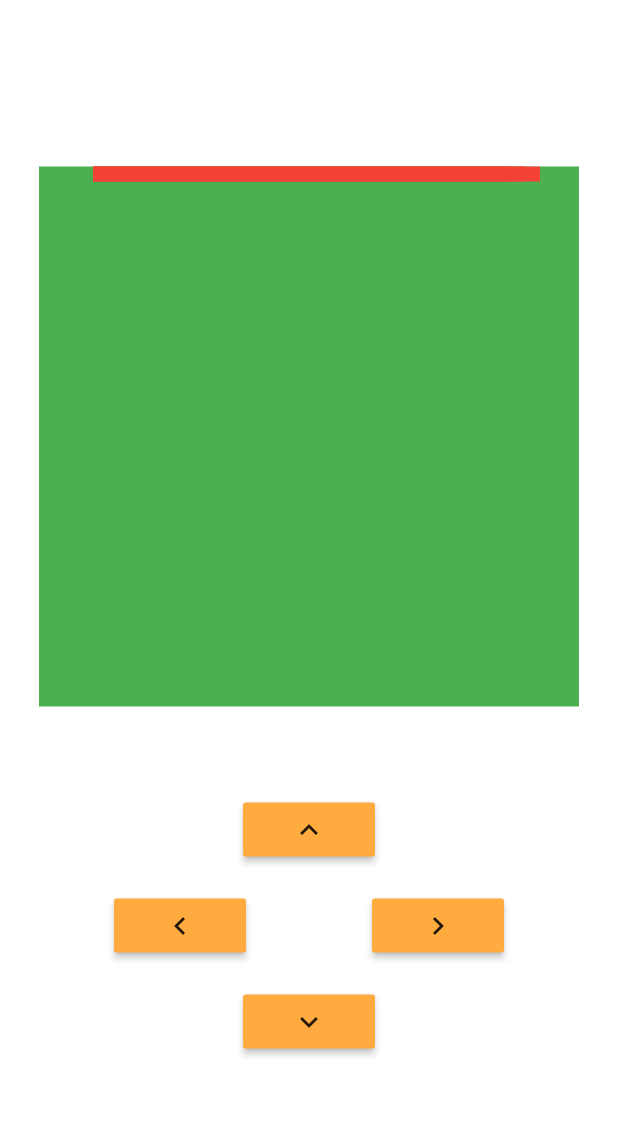
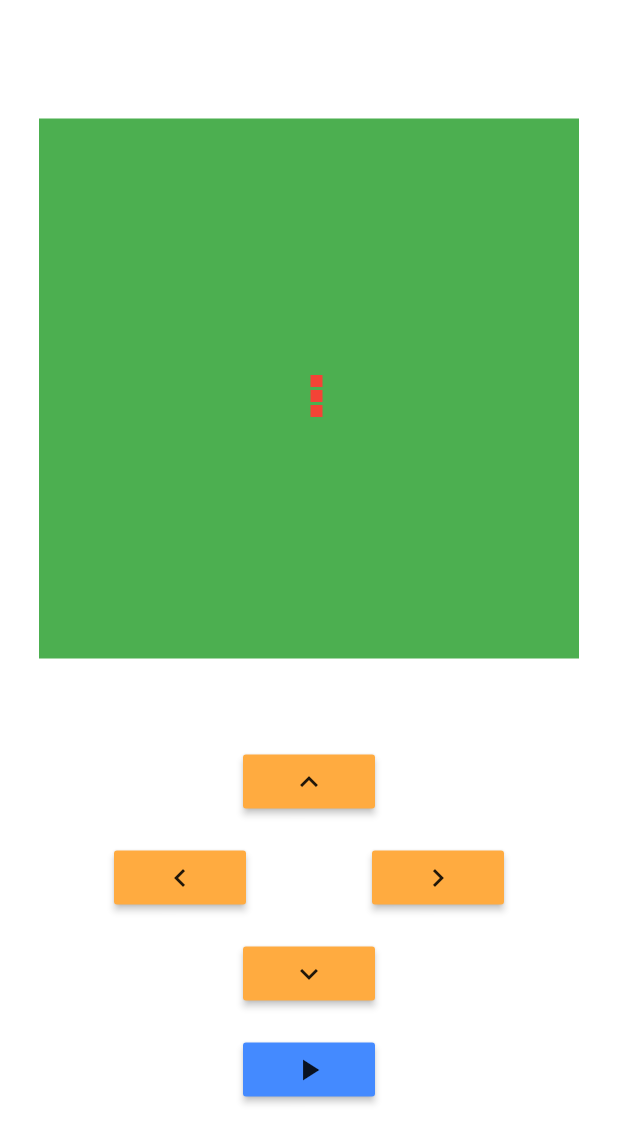
Before and after one commit to tcollard/snake, a Flutter app: the screen it shows after launch, after a tap on the "keyboard arrow left" icon, on a phone screen of 412 x 824 dp. Shown: the top 1143 px of the screen. Run offline on Flutter 3.47's test engine with Material 2 defaults, Android fonts, the light colour scheme and no system bars.

Commit message:
feat: 🎸 (*) Snake start moving

```diff
--- a/snake/lib/controller.dart
+++ b/snake/lib/controller.dart
@@ -1,17 +1,35 @@
 import 'package:flutter/material.dart';
+import 'package:snake/game.dart';
 
-class SnakeController extends StatelessWidget {
-  const SnakeController({Key key}) : super(key: key);
+class SnakeController extends StatefulWidget {
+  const SnakeController();
 
   @override
+  _SnakeControllerState createState() => _SnakeControllerState();
+}
+
+class _SnakeControllerState extends State<SnakeController> {
+
+  // @override
+  // void initState() {
+    // final toto = MyWidget.of(context);
+    // toto.move = direction.Up;
+    // print('TOTO: ${toto.move}');
+    // super.initState();
+  // }
+  @override
   Widget build(BuildContext context) {
+    final MoveWidgetState move = MoveWidget.of(context);
     return Column(
       children: [
         Padding(
-          padding: const EdgeInsets.all(8.0),
+          padding: EdgeInsets.all(8.0),
           child: RaisedButton(
             onPressed: () {
               print('Go Up');
+              setState(() {
+                move.changeDirection('Up');
+              });
             },
             color: Colors.orangeAccent,
             child: Icon(Icons.keyboard_arrow_up),
@@ -22,20 +40,27 @@ class SnakeController extends StatelessWidget {
             mainAxisAlignment: MainAxisAlignment.spaceEvenly,
             children: [
               Padding(
-                padding: const EdgeInsets.all(8.0),
+                padding: EdgeInsets.all(8.0),
                 child: RaisedButton(
                   onPressed: () {
                     print('Go Left');
+                    setState(() {
+                      move.changeDirection('Left');
+                      // widget.move = direction.Left;
+                    });
                   },
                   color: Colors.orangeAccent,
                   child: Icon(Icons.keyboard_arrow_left),
                 ),
               ),
               Padding(
-                padding: const EdgeInsets.all(8.0),
+                padding: EdgeInsets.all(8.0),
                 child: RaisedButton(
                   onPressed: () {
                     print('Go Right');
+                    setState(() {
+                      move.changeDirection('Right');
+                    });
                   },
                   color: Colors.orangeAccent,
                   child: Icon(Icons.keyboard_arrow_right),
@@ -45,15 +70,30 @@ class SnakeController extends StatelessWidget {
           ),
         ),
         Padding(
-          padding: const EdgeInsets.all(8.0),
+          padding: EdgeInsets.all(8.0),
           child: RaisedButton(
             onPressed: () {
               print('Go Down');
+              setState(() {
+                move.changeDirection('Down');
+              });
             },
             color: Colors.orangeAccent,
             child: Icon(Icons.keyboard_arrow_down),
           ),
         ),
+        Padding(
+          padding: EdgeInsets.all(8.0),
+          child: RaisedButton(
+              onPressed: () {
+                print('Start game');
+                  setState(() {
+                    move.startGame();
+                  });
+              },
+              color: Colors.blueAccent,
+              child: Icon(Icons.play_arrow)),
+        ),
       ],
     );
   }
--- a/snake/lib/game.dart
+++ b/snake/lib/game.dart
@@ -1,15 +1,80 @@
 import 'package:flutter/material.dart';
+import 'package:snake/controller.dart';
 import 'package:snake/snake.dart';
-import 'package:snake/controller.dart';
 
-class Game extends StatelessWidget {
+class MyWidget extends InheritedWidget {
+  MyWidget({Key key, @required this.child, @required this.move}) : super(key: key, child: child);
+
+  final Widget child;
+  final MoveWidgetState move;
+
+  static MyWidget of(BuildContext context) {
+    return (context.inheritFromWidgetOfExactType(MyWidget)as MyWidget);
+  }
+
+  @override
+  bool updateShouldNotify( MyWidget oldWidget) {
+    return true;
+  }
+}
+
+class MoveWidget extends StatefulWidget {
+  MoveWidget({Key key, this.child}) : super(key: key);
+
+  final Widget child;
+  @override
+  MoveWidgetState createState() => MoveWidgetState();
+
+  static MoveWidgetState of(BuildContext context){
+    return (context.inheritFromWidgetOfExactType(MyWidget) as MyWidget).move;
+  }
+}
+
+class MoveWidgetState extends State<MoveWidget> {
+
+  String move;
+  bool start = false;
+
+  void changeDirection(String direction) {
+    setState(() {
+      move = direction;
+    });
+  }
+
+  void startGame() {
+    setState(() {
+      start = !start;
+    });
+  }
+  String get getDirection => move;
+  bool get statusGame => start;
+
+  @override
   Widget build(BuildContext context) {
-    return Center(
+    return MyWidget(
+      move: this,
+      child: widget.child,
+    );
+  }
+}
+
+class Game extends StatefulWidget {
+  const Game({Key key}) : super(key: key);
+
+  @override
+  _GameState createState() => _GameState();
+}
+
+class _GameState extends State<Game> {
+  @override
+  Widget build(BuildContext context) {
+    return new MoveWidget(
+      child: Center(
         child: Column(
           mainAxisAlignment: MainAxisAlignment.center,
           children: [
             Padding(
-            padding: const EdgeInsets.only(bottom: 50.0),
+              padding: EdgeInsets.only(bottom: 50.0),
               child: Container(
                 width: 360,
                 height: 360,
@@ -20,6 +85,7 @@ class Game extends StatelessWidget {
             SnakeController(),
           ],
         ),
+      ),
     );
   }
 }
--- a/snake/lib/main.dart
+++ b/snake/lib/main.dart
@@ -28,8 +28,5 @@ class SnakePage extends StatelessWidget {
       backgroundColor: Colors.white,
       body: Game(),
     );
-    // return Container(
-    //   child: Text('Snake'),
-    // );
   }
 }
--- a/snake/lib/snake.dart
+++ b/snake/lib/snake.dart
@@ -1,8 +1,11 @@
-import 'dart:math';
+import 'dart:async';
+
 import 'package:flutter/material.dart';
+import 'package:snake/game.dart';
 
 class Snake extends StatefulWidget {
-  Snake({Key key}) : super(key: key);
+  final move;
+  Snake({this.move});
 
   @override
   _SnakeState createState() => _SnakeState();
@@ -10,56 +13,95 @@ class Snake extends StatefulWidget {
 
 class _SnakeState extends State<Snake> {
   var snakeBody;
+  Timer timer;
+  List<Positioned> snakePosition = List();
+  // bool _start = false;
+  bool _add = false;
+
+  @override
+  void initState() {
+    timer = Timer.periodic(Duration(milliseconds: 400), getSnakeNewPosition);
+    super.initState();
+  }
 
   @override
   Widget build(BuildContext context) {
     return Container(
-      child: printSnake(),
+      child: snakeDrawing(),
     );
   }
 
-  void startSnake() {
-    setState(() {
-      print('Start Snake');
-      final initPoint = (360 / 2 / 50);
-      snakeBody = [
-        Point(initPoint, initPoint + 1),
-        Point(initPoint, initPoint),
-        Point(initPoint, initPoint - 1),
-      ];
-    });
-  }
-
-  Widget printSnake() {
-    startSnake();
-    List<Positioned> snakePosition = List();
+  Widget snakeDrawing() {
+    if (snakeBody.length > 0) {
+        int index = 0;
         snakeBody.forEach((elem) {
-      snakePosition.add(Positioned(
+          snakePosition.add(
+            Positioned(
               child: Container(
                 width: 10,
                 height: 10,
                 decoration: BoxDecoration(
-            color: Colors.red,
+                  color: (index == (snakeBody.length - 1) && index != 0 && _add == true) ? Colors.green : Colors.red,
                   shape: BoxShape.rectangle,
+                  border: Border.all(color: Colors.green),
                 ),
               ),
               left: elem.x * 10,
-        right: elem.y * 10,
-      ));
+              top: elem.y * 10,
+            ),
+          );
+          index += 1;
         });
-    print('Return Snack: $snakePosition');
+        if (index == snakeBody.length && index > 1 && _add == true)
+          snakeBody.removeLast();
+          setState(() {
+            _add = false;
+          });
       return Stack(children: snakePosition);
-    //   return Text(
-    //           'Snake Test',
-    //           style: TextStyle(color: Colors.white),
-    //         );
+    } else {
+      return null;
     }
   }
 
-/*
-To Do:
-  - Create a snake line of N length
-  - Move it :
-    - Remove last position of snake
-    - Add new one on the top of direction
-*/
+  void getSnakeNewPosition(Timer timer) {
+    final MoveWidgetState toto = MoveWidget.of(context);
+    print('get position $toto');
+    setState(() {
+      if (toto.start == false) {
+        final initPoint = 360 / 2 / 10;
+        snakeBody = [
+          Point(initPoint, initPoint - 1),
+          Point(initPoint, initPoint),
+          Point(initPoint, initPoint + 1),
+        ];
+        // _start = true;
+      } else {
+        Point headSnake = snakeBody[0];
+        switch (toto.move) {
+          case 'Down':
+              snakeBody.insert(0, Point(headSnake.x, headSnake.y + 1));
+            break;
+          case 'Left':
+              snakeBody.insert(0, Point(headSnake.x - 1, headSnake.y));
+            break;
+          case 'Right':
+              snakeBody.insert(0, Point(headSnake.x + 1, headSnake.y));
+            break;
+          default:
+            snakeBody.insert(0, Point(headSnake.x, headSnake.y - 1));
+        }
+        _add = true;
+      }
+    });
+  }
+}
+
+class Point {
+  double x;
+  double y;
+
+  Point(double x, double y) {
+    this.x = x;
+    this.y = y;
+  }
+}
```
Lines whose indentation alone changed are shown as unchanged.
